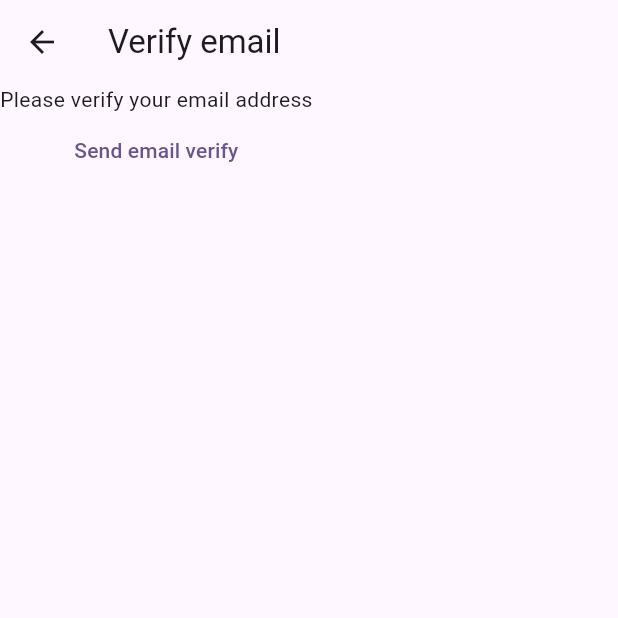
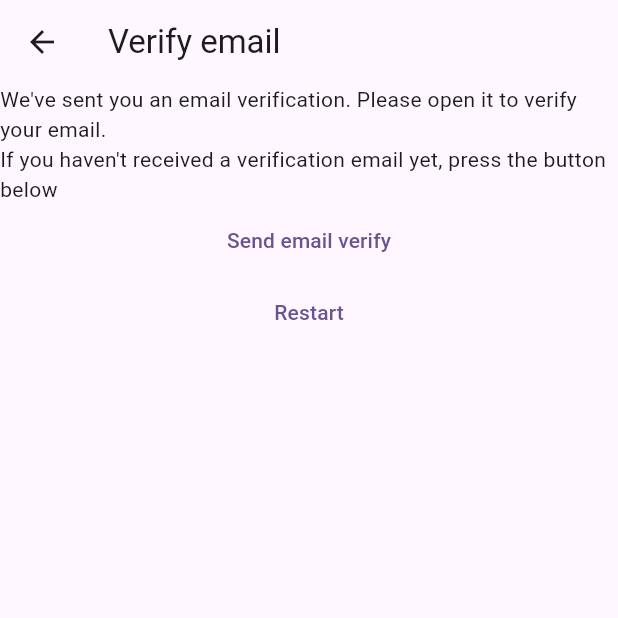
Before and after one commit to Namnguyen0312/Mynotes, a Flutter app: the VerifyEmailView screen opened directly, on a phone screen of 412 x 824 dp, the top half of it. Run offline on Flutter 3.47's test engine with Material 3 defaults, Android fonts, the phone set to English and light mode, and no system bars; our stand-ins replace firebase_auth, firebase_core; accounts and stored records are empty.

Commit message:
step-7
Signed-off-by: Nam Nguyễn <vanlungaming@gmail.com>

```diff
--- a/lib/constants/routes.dart
+++ b/lib/constants/routes.dart
@@ -1,3 +1,4 @@
 const loginRoute = '/login/';
 const registerRoute = '/register/';
 const notesRoute = '/notes/';
+const verifyEmailRoute = '/verify-email/';
--- a/lib/main.dart
+++ b/lib/main.dart
@@ -22,6 +22,7 @@ void main() {
         registerRoute: (context) => const RegisterView(),
         loginRoute: (context) => const LoginView(),
         notesRoute: (context) => const NotesView(),
+        verifyEmailRoute: (context) => const VerifyEmailView(),
       },
     ),
   );
--- a/lib/views/login_view.dart
+++ b/lib/views/login_view.dart
@@ -1,7 +1,5 @@
 import 'package:firebase_auth/firebase_auth.dart';
 import 'package:flutter/material.dart';
-// import 'dart:developer' as devtools show log;
-
 import 'package:flutter_application_1/constants/routes.dart';
 import 'package:flutter_application_1/utilities/show_error_dialog.dart';
 
--- a/lib/views/verify_email.dart
+++ b/lib/views/verify_email.dart
@@ -1,5 +1,6 @@
 import 'package:firebase_auth/firebase_auth.dart';
 import 'package:flutter/material.dart';
+import 'package:flutter_application_1/constants/routes.dart';
 
 class VerifyEmailView extends StatefulWidget {
   const VerifyEmailView({super.key});
@@ -17,13 +18,31 @@ class _VerifyEmailViewState extends State<VerifyEmailView> {
       ),
       body: Column(
         children: [
-          const Text('Please verify your email address'),
+          const Text(
+            "We've sent you an email verification. Please open it to verify your email.",
+          ),
+          const Text(
+            "If you haven't received a verification email yet, press the button below",
+          ),
           TextButton(
             onPressed: () async {
               final user = FirebaseAuth.instance.currentUser;
               await user?.sendEmailVerification();
             },
             child: const Text('Send email verify'),
+          ),
+          TextButton(
+            onPressed: () async {
+              await FirebaseAuth.instance.signOut();
+              if (!context.mounted) return;
+              Navigator.of(context).pushNamedAndRemoveUntil(
+                registerRoute,
+                (route) => false,
+              );
+            },
+            child: const Text(
+              'Restart',
+            ),
           )
         ],
       ),
```
Also changed, not shown: lib/views/register_view.dart (+36 -9 lines).
